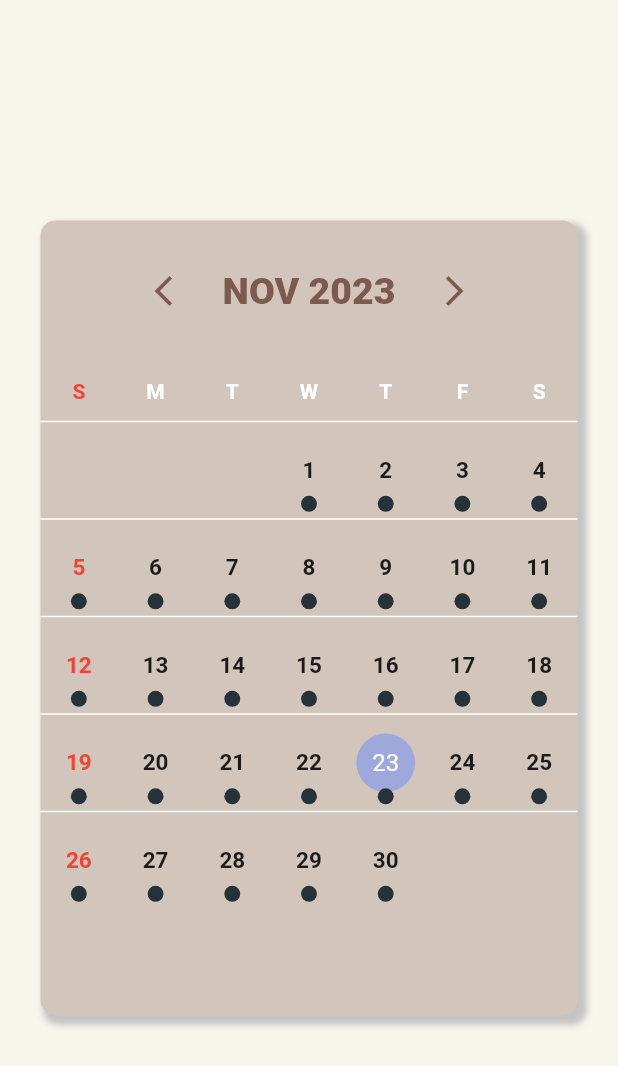
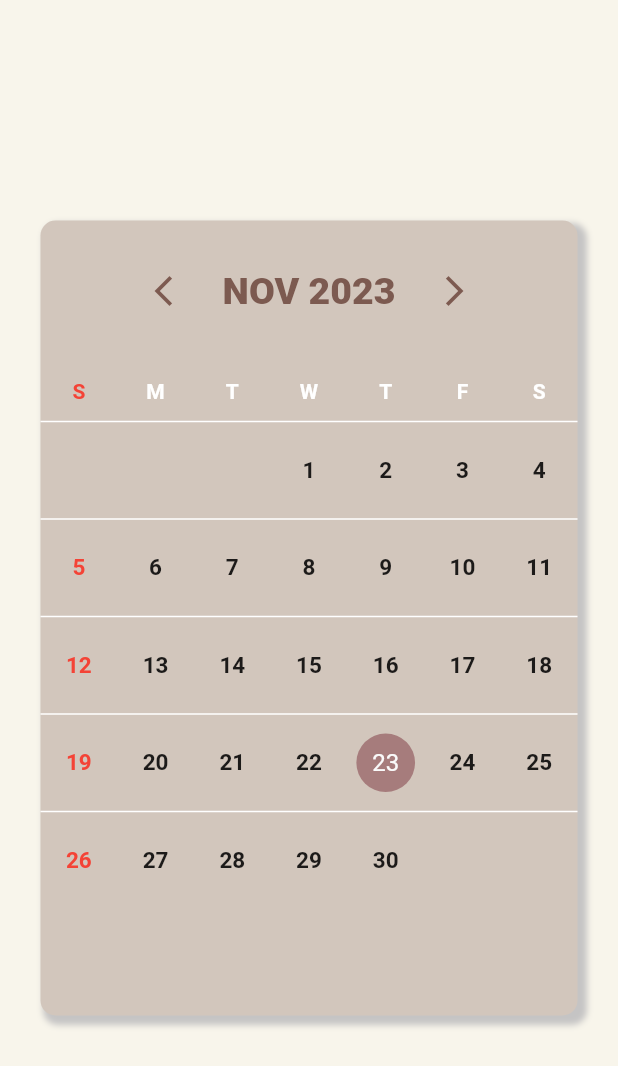
Before and after one commit to Emo-D-Project/Client1, a Flutter app: the calendar screen opened directly, on a phone screen of 412 x 824 dp. Shown: the top 1066 px of the screen. Run offline on Flutter 3.47's test engine with Material 2 defaults, Android fonts, the phone set to English and light mode, and no system bars; drawn by our look-alikes of table_calendar; our stand-ins replace audioplayers, dio, dotted_border, fl_chart, flutter_local_notifications, flutter_secure_storage and 3 more; missing offline and left inert: flutter_sound, kakao_flutter_sdk; accounts and stored records are empty; network calls fail.

Commit message:
[front] 캘린더 수정

```diff
--- a/lib/calendar.dart
+++ b/lib/calendar.dart
@@ -60,7 +60,7 @@ class _calendarState extends State<calendar> {
     }
   }
 
-  Widget _buildEventIcon(List events) {
+  /*Widget _buildEventIcon(List events) {
     return GestureDetector(
       onTap: () {
         // Add your logic for what happens when the event icon is tapped
@@ -82,7 +82,7 @@ class _calendarState extends State<calendar> {
         ),
       ),
     );
-  }
+  }*/
 
 
   @override
@@ -115,9 +115,10 @@ class _calendarState extends State<calendar> {
             lastDay: DateTime.utc(2025),
             focusedDay: _focusedDay,
             daysOfWeekHeight: 40,
-            eventLoader: eventLoader,
+            //eventLoader: eventLoader,
             weekendDays: [DateTime.sunday],
             calendarBuilders: CalendarBuilders(
+
               // 사용자가 특별한 날 지정할 때 쓰는 뷸더
               prioritizedBuilder: (context, day, focusedDay) {
                 // Check if the current day has events
@@ -156,77 +157,21 @@ class _calendarState extends State<calendar> {
                     onTap: () {
                       // 선택한 날짜에 대한 일기 항목 가져오기
                       Diary diary = getDiaryForDate(DateTime(day.year, day.month, day.day));
-
                       // 선택한 날짜에 대한 일기 항목이 있는지 확인
                       if (diary != null) {
                         // 사용자에게 일기 내용 표시
-                        showDialog(
-                          context: context,
-                          builder: (BuildContext context) {
-                            return AlertDialog(
-                              title: Text('${day.year}-${day.month}-${day.day} 날짜의 일기'),
-                              content: Column(
-                                children: [
-                                  // 이미지 추가
-                                  Image.asset(
-                                    image,
-                                    width: 50, // 이미지의 너비 조절
-                                    height: 50, // 이미지의 높이 조절
-                                  ),
 
-                                  SizedBox(height: 8), // 이미지와 텍스트 간의 간격 조절
-
-                                  // 텍스트 추가
-                                  Text(diary.content),
-                                ],
-                              ),
-                              actions: <Widget>[
-                                TextButton(
-                                  child: Text('닫기'),
-                                  onPressed: () {
-                                    Navigator.of(context).pop();
-                                  },
-                                ),
-                              ],
-                            );
-                          },
-                        );
                       }
-
                       // 이 컨테이너가 눌렸을 때 실행될 코드를 여기에 추가
                       // 예: 특정 날짜에 연결된 이벤트를 가져와서 처리
                       String event = _events[day] ?? '';
                       print('Event for $day: $event');
                     },
-                    child: Container(
-                      margin: EdgeInsets.all(4.0),
-                      // decoration: BoxDecoration(
-                      //   color: Colors.yellow,
-                      //   shape: BoxShape.circle,
-                      // ),
-                      child: Center(
-                        child: Column(
-                          mainAxisAlignment: MainAxisAlignment.center,
-                          crossAxisAlignment: CrossAxisAlignment.center, // 이미지를 수직으로 가운데 정렬
-                          children: [
-                            // Image.asset 사용 예시 (이미지가 앱의 assets 폴더에 있을 경우)
-                            Image.asset(
-                              image,
-                              width: 30, // 이미지의 너비 조절
-                              height: 30, // 이미지의 높이 조절
-                            ),
-
-                            SizedBox(height: 4), // 이미지와 텍스트 간의 간격 조절
-
-                            Text(
-                              day.day.toString(),
-                              style: TextStyle(
-                                color: Colors.black,
-                                fontWeight: FontWeight.bold,
-                              ),
-                            ),
-                          ],
-                        ),
+                    child: Center(
+                      child: Image.asset(
+                        image,
+                        width: 40, // 이미지의 너비 조절
+                        height: 40, // 이미지의 높이 조절
                       ),
                     ),
                   );
@@ -327,6 +272,7 @@ class _calendarState extends State<calendar> {
             calendarStyle: CalendarStyle(
               cellAlignment: Alignment.center,
               isTodayHighlighted: true,
+              todayDecoration: BoxDecoration(color: Color(0xFFA67C7C), shape: BoxShape.circle),
               outsideDaysVisible: false,
               weekendTextStyle: const TextStyle(
                 color: Colors.red,
```
